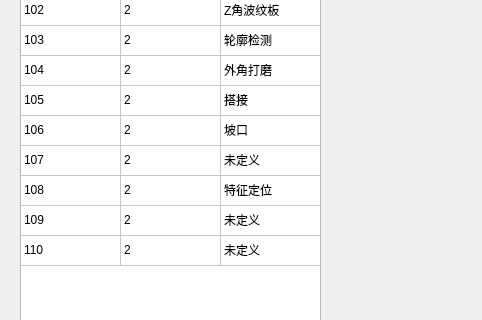
Old version of the form showtasknumdlg.ui in the repository qubo188612/qtwelding; both pictures show x 0 to 482 and y 177 to 497 of the 929 by 738 pixel window.
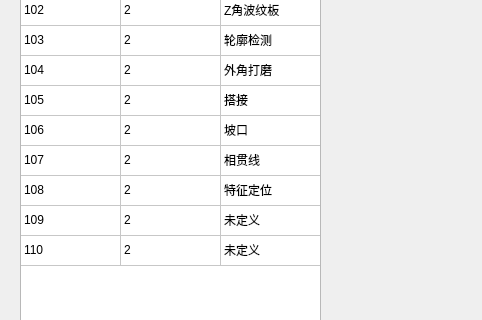
New version of the form.

```diff
--- a/showtasknumdlg.ui
+++ b/showtasknumdlg.ui
@@ -245,7 +245,7 @@
    </item>
    <item row="8" column="2">
     <property name="text">
-     <string>未定义</string>
+     <string>相贯线</string>
     </property>
    </item>
    <item row="9" column="0">
```
